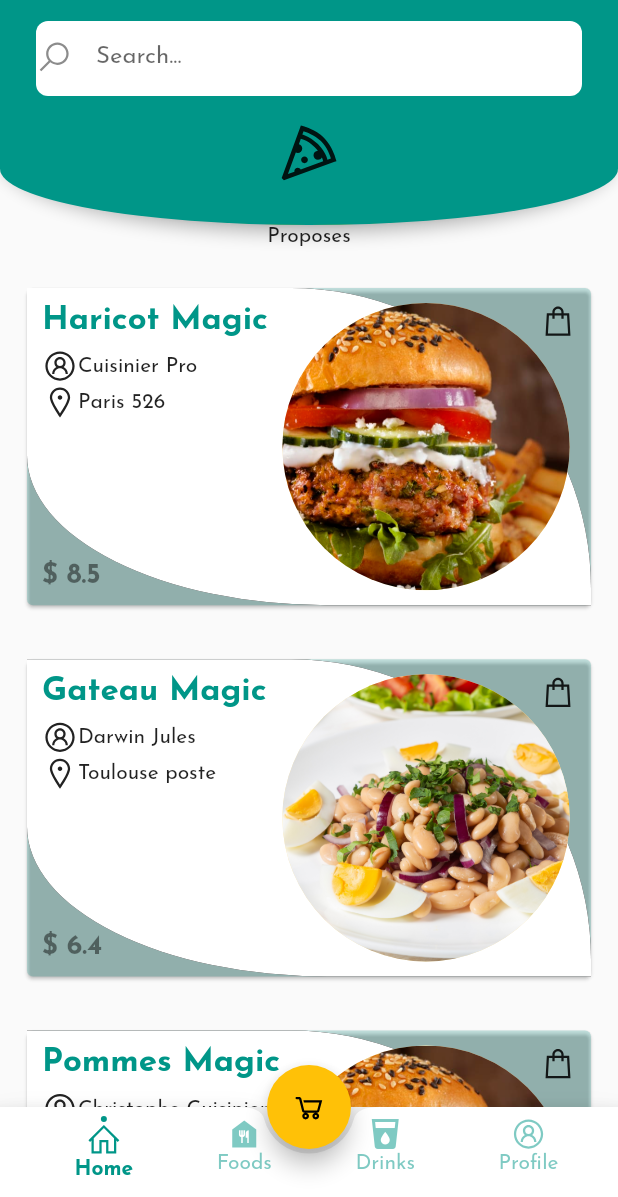
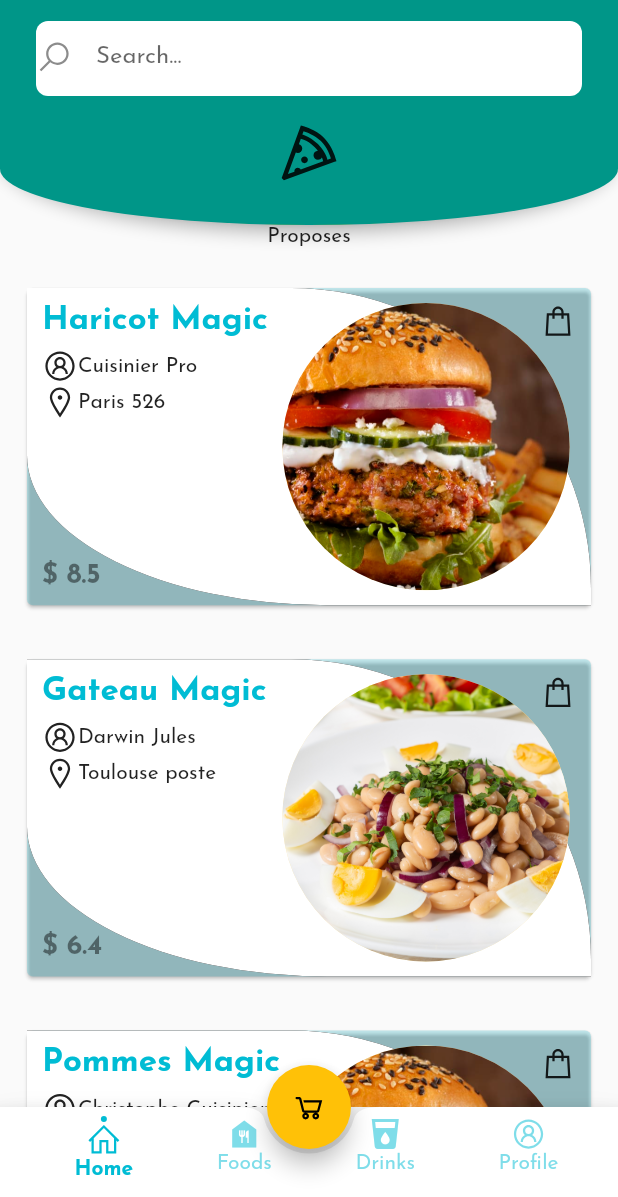
Before and after one commit to baimamboukar/home_cooking, a Flutter app: the screen it shows once a user with an empty profile is signed in, on a phone screen of 412 x 824 dp, the part 39-1236 px from its top. Run offline on Flutter 3.47's test engine with Material 2 defaults, Android fonts, the light colour scheme and no system bars; our stand-ins replace awesome_notifications, cloud_firestore, firebase_auth, firebase_core, flutter_hooks, flutter_riverpod and 5 more; accounts and stored records are empty.

Commit message:
primary color changed

```diff
--- a/lib/utils/palette.dart
+++ b/lib/utils/palette.dart
@@ -3,7 +3,7 @@ import 'dart:math';
 import 'package:flutter/material.dart';
 
 class Palette {
-  static Color primary = Colors.teal;
+  static Color primary = Colors.cyan;
   static Color secondary = Colors.orange;
   static Color success = Colors.green;
   static Color error = Colors.redAccent;
```
